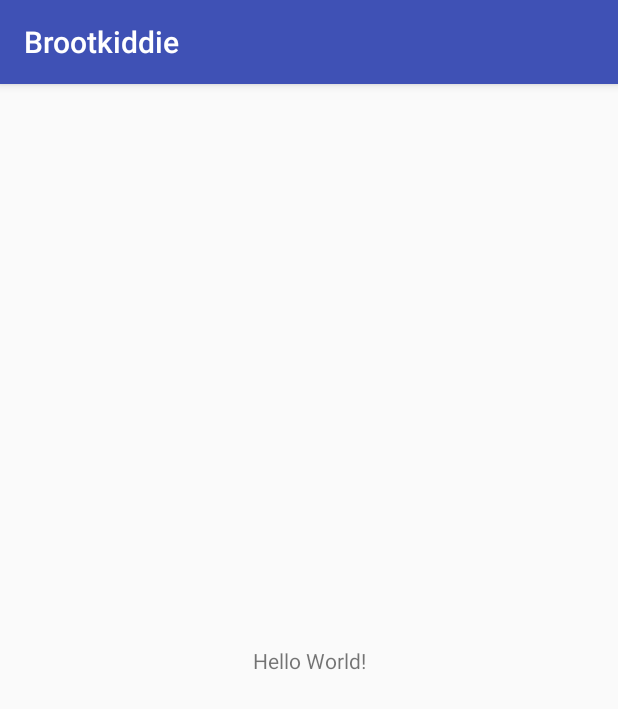
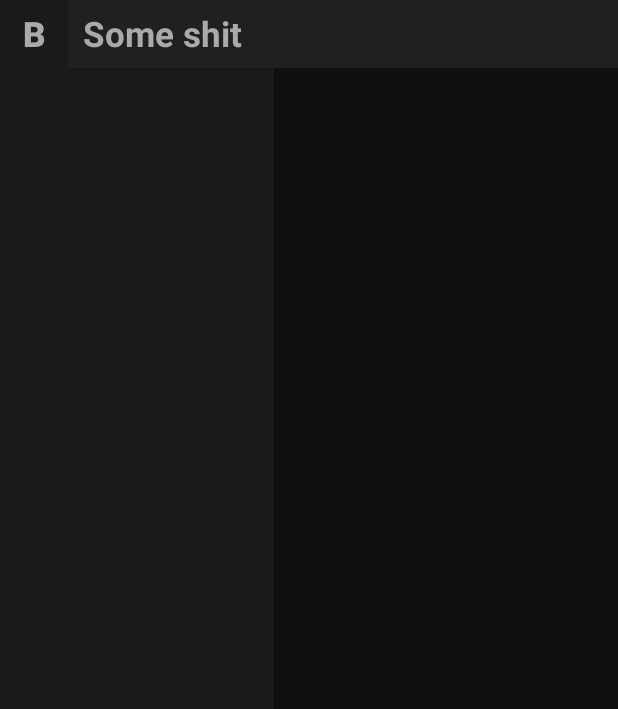
Before and after one commit to lunakoly/Brootkiddie, an Android app: the screen it shows after launch (MainActivity), on a phone screen of 412 x 824 dp. Shown: the top 709 px of the screen. Run offline under Robolectric (Android 15) with nearby library versions, the phone set to English and light mode, and no system bars.

Commit message:
First ideas on in-app applications design

```diff
--- a/app/build.gradle
+++ b/app/build.gradle
@@ -24,7 +24,7 @@ android {
 
 dependencies {
     implementation fileTree(dir: 'libs', include: ['*.jar'])
-    implementation"org.jetbrains.kotlin:kotlin-stdlib-jre7:$kotlin_version"
+    implementation "org.jetbrains.kotlin:kotlin-stdlib-jre7:$kotlin_version"
     implementation 'com.android.support:appcompat-v7:26.1.0'
     implementation 'com.android.support.constraint:constraint-layout:1.0.2'
     testImplementation 'junit:junit:4.12'
--- a/app/src/main/AndroidManifest.xml
+++ b/app/src/main/AndroidManifest.xml
@@ -9,7 +9,12 @@
         android:roundIcon="@mipmap/ic_launcher_round"
         android:supportsRtl="true"
         android:theme="@style/AppTheme">
-        <activity android:name=".MainActivity">
+        <activity
+            android:name=".templates.InnerApplicationActivity"
+            android:screenOrientation="landscape">
+        </activity>
+        <activity
+            android:name=".MainActivity">
             <intent-filter>
                 <action android:name="android.intent.action.MAIN" />
 
--- a/app/src/main/java/ru/cryhards/brootkiddie/MainActivity.kt
+++ b/app/src/main/java/ru/cryhards/brootkiddie/MainActivity.kt
@@ -1,12 +1,14 @@
 package ru.cryhards.brootkiddie
 
-import android.support.v7.app.AppCompatActivity
 import android.os.Bundle
+import android.widget.TextView
+import ru.cryhards.brootkiddie.templates.InnerApplicationActivity
 
-class MainActivity : AppCompatActivity() {
+class MainActivity : InnerApplicationActivity() {
 
     override fun onCreate(savedInstanceState: Bundle?) {
         super.onCreate(savedInstanceState)
-        setContentView(R.layout.activity_main)
+        mainFrame.addView(TextView(this))
+        sideBar.addView(TextView(this))
     }
 }
--- /dev/null
+++ b/app/src/main/java/ru/cryhards/brootkiddie/templates/InnerApplicationActivity.kt
@@ -0,0 +1,26 @@
+package ru.cryhards.brootkiddie.templates
+
+import android.app.Activity
+import android.os.Bundle
+import android.view.Window
+import android.view.WindowManager
+import android.widget.FrameLayout
+import android.widget.ScrollView
+import ru.cryhards.brootkiddie.R
+
+open class InnerApplicationActivity : Activity() {
+    lateinit var mainFrame: FrameLayout
+    lateinit var sideBar: ScrollView
+
+    override fun onCreate(savedInstanceState: Bundle?) {
+        super.onCreate(savedInstanceState)
+        requestWindowFeature(Window.FEATURE_NO_TITLE)
+        window.setFlags(
+                WindowManager.LayoutParams.FLAG_FULLSCREEN,
+                WindowManager.LayoutParams.FLAG_FULLSCREEN)
+        setContentView(R.layout.inner_application_template)
+
+        mainFrame = findViewById(R.id.mainFrame)
+        sideBar = findViewById(R.id.sideBar)
+    }
+}
--- /dev/null
+++ b/app/src/main/res/drawable/square_button.xml
@@ -0,0 +1,18 @@
+<?xml version="1.0" encoding="UTF-8"?>
+<shape
+    xmlns:android="http://schemas.android.com/apk/res/android">
+    <stroke
+        android:width="1dp"
+        android:color="@color/colorPrimaryDarker"/>
+    <corners
+        android:radius="0dp" />
+
+    <padding
+        android:left="0dp"
+        android:right="0dp"
+        android:top="0dp"
+        android:bottom="0dp"/>
+
+    <solid android:color="@color/colorPrimaryDarker"/>
+
+</shape>
--- a/app/src/main/res/layout/activity_main.xml
+++ /dev/null
@@ -1,18 +0,0 @@
-<?xml version="1.0" encoding="utf-8"?>
-<android.support.constraint.ConstraintLayout xmlns:android="http://schemas.android.com/apk/res/android"
-    xmlns:app="http://schemas.android.com/apk/res-auto"
-    xmlns:tools="http://schemas.android.com/tools"
-    android:layout_width="match_parent"
-    android:layout_height="match_parent"
-    tools:context="ru.cryhards.brootkiddie.MainActivity">
-
-    <TextView
-        android:layout_width="wrap_content"
-        android:layout_height="wrap_content"
-        android:text="Hello World!"
-        app:layout_constraintBottom_toBottomOf="parent"
-        app:layout_constraintLeft_toLeftOf="parent"
-        app:layout_constraintRight_toRightOf="parent"
-        app:layout_constraintTop_toTopOf="parent" />
-
-</android.support.constraint.ConstraintLayout>
--- /dev/null
+++ b/app/src/main/res/layout/inner_application_template.xml
@@ -0,0 +1,60 @@
+<?xml version="1.0" encoding="utf-8"?>
+
+<RelativeLayout
+    xmlns:android="http://schemas.android.com/apk/res/android"
+    android:layout_width="match_parent"
+    android:layout_height="match_parent"
+    android:background="@color/colorPrimaryDark">
+
+    <LinearLayout
+        android:id="@+id/topPanel"
+        android:layout_alignParentTop="true"
+        android:background="@color/colorPrimary"
+        android:layout_width="match_parent"
+        android:layout_height="@dimen/topBarSize">
+
+        <Button
+            android:layout_width="@dimen/topBarSize"
+            android:layout_height="match_parent"
+            android:background="@drawable/square_button"
+            android:text="B"
+            android:textColor="@color/colorText"
+            android:textSize="@dimen/titleFontSize"
+            android:textStyle="bold" />
+
+        <TextView
+            android:text="Some shit"
+            android:textStyle="bold"
+            android:textColor="@color/colorText"
+            android:textSize="@dimen/titleFontSize"
+            android:paddingLeft="10sp"
+            android:gravity="center"
+            android:layout_width="wrap_content"
+            android:layout_height="match_parent" />
+
+    </LinearLayout>
+
+    <LinearLayout
+        android:layout_below="@id/topPanel"
+        android:layout_width="match_parent"
+        android:layout_height="match_parent">
+
+        <ScrollView
+            android:id="@+id/sideBar"
+            android:background="@color/colorPrimaryDarker"
+            android:layout_weight="4"
+            android:layout_width="0dp"
+            android:layout_height="match_parent">
+        </ScrollView>
+
+        <FrameLayout
+            android:id="@+id/mainFrame"
+            android:background="@color/colorPrimaryDark"
+            android:layout_weight="5"
+            android:layout_width="0dp"
+            android:layout_height="match_parent">
+        </FrameLayout>
+
+    </LinearLayout>
+
+</RelativeLayout>
--- a/app/src/main/res/values/colors.xml
+++ b/app/src/main/res/values/colors.xml
@@ -1,6 +1,10 @@
 <?xml version="1.0" encoding="utf-8"?>
 <resources>
-    <color name="colorPrimary">#3F51B5</color>
-    <color name="colorPrimaryDark">#303F9F</color>
+    <color name="colorPrimary">#202021</color>
+    <color name="colorPrimaryDarker">#1a1a1a</color>
+    <color name="colorPrimaryDark">#101010</color>
     <color name="colorAccent">#FF4081</color>
+    <color name="colorTransparent">#00000000</color>
+    <color name="colorText">#aaaaaa</color>
+    <!--#1c1c1c-->
 </resources>
--- a/app/src/main/res/values/strings.xml
+++ b/app/src/main/res/values/strings.xml
@@ -1,3 +1,5 @@
 <resources>
     <string name="app_name">Brootkiddie</string>
+    <dimen name="topBarSize">45dp</dimen>
+    <dimen name="titleFontSize">23sp</dimen>
 </resources>
```
